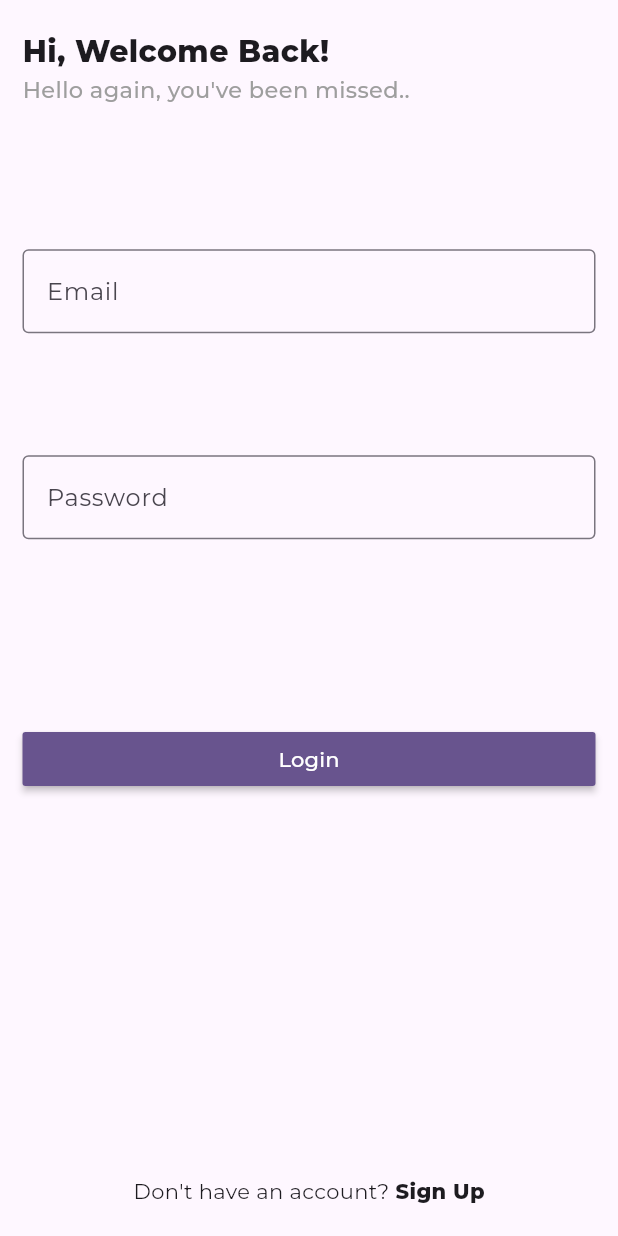
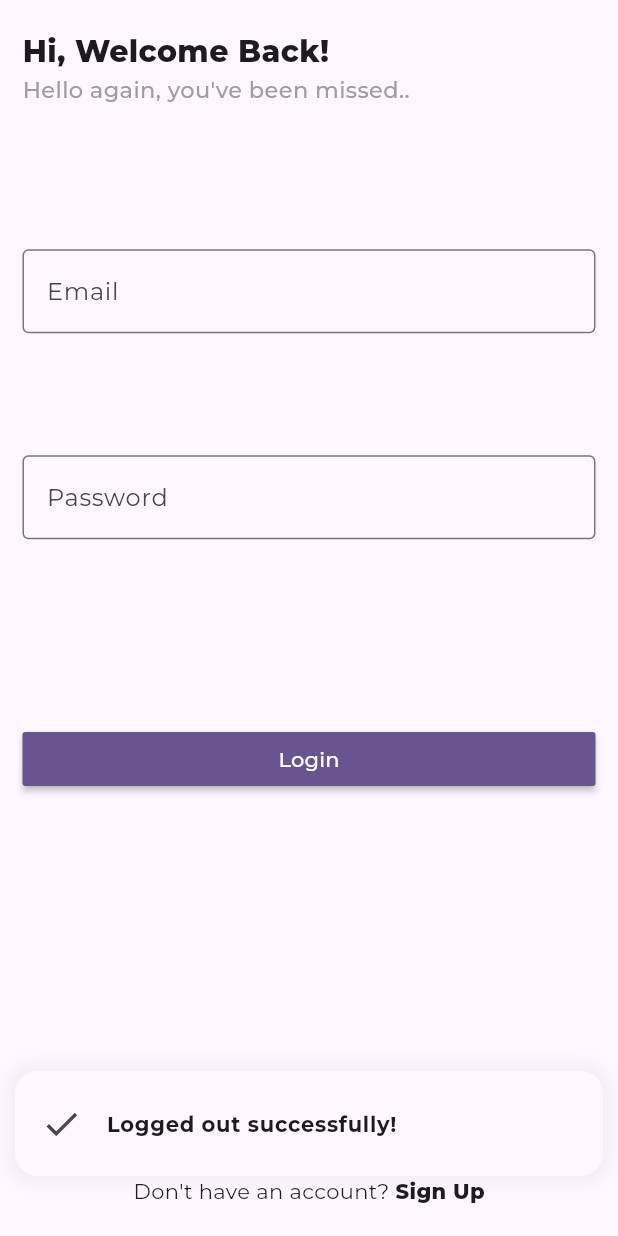
Before and after one commit to umrhsn/flutter_chat_app, a Flutter app: the HomePage screen opened by its route, after a tap on the "logout" icon, on a phone screen of 412 x 824 dp. Run offline on Flutter 3.47's test engine with Material 3 defaults, Android fonts, the phone set to English and light mode, and no system bars; drawn by our look-alikes of delightful_toast; our stand-ins replace firebase_auth, firebase_core, get_it, google_fonts; accounts and stored records are empty.

Commit message:
added alert service

```diff
--- a/lib/pages/home_page.dart
+++ b/lib/pages/home_page.dart
@@ -1,4 +1,5 @@
 import 'package:flutter/material.dart';
+import 'package:flutter_chat_app/services/alert_service.dart';
 import 'package:flutter_chat_app/services/auth_service.dart';
 import 'package:flutter_chat_app/services/navigation_service.dart';
 import 'package:get_it/get_it.dart';
@@ -15,12 +16,14 @@ class _HomePageState extends State<HomePage> {
 
   late AuthService _authService;
   late NavigationService _navigationService;
+  late AlertService _alertService;
 
   @override
   void initState() {
     super.initState();
     _authService = _getIt.get<AuthService>();
     _navigationService = _getIt.get<NavigationService>();
+    _alertService = _getIt.get<AlertService>();
   }
 
   @override
@@ -35,6 +38,10 @@ class _HomePageState extends State<HomePage> {
             onPressed: () async {
               bool result = await _authService.logout();
               if (result) {
+                _alertService.showToast(
+                  text: 'Logged out successfully!',
+                  icon: Icons.check,
+                );
                 _navigationService.pushReplacementNamed('/login');
               }
             },
--- a/lib/pages/login_page.dart
+++ b/lib/pages/login_page.dart
@@ -1,5 +1,6 @@
 import 'package:flutter/material.dart';
 import 'package:flutter_chat_app/const.dart';
+import 'package:flutter_chat_app/services/alert_service.dart';
 import 'package:flutter_chat_app/services/auth_service.dart';
 import 'package:flutter_chat_app/services/navigation_service.dart';
 import 'package:flutter_chat_app/widgets/custom_form_field.dart';
@@ -18,6 +19,7 @@ class _LoginPageState extends State<LoginPage> {
 
   late AuthService _authService;
   late NavigationService _navigationService;
+  late AlertService _alertService;
 
   String? email, password;
 
@@ -26,6 +28,7 @@ class _LoginPageState extends State<LoginPage> {
     super.initState();
     _authService = _getIt.get<AuthService>();
     _navigationService = _getIt.get<NavigationService>();
+    _alertService = _getIt.get<AlertService>();
   }
 
   @override
@@ -132,7 +135,12 @@ class _LoginPageState extends State<LoginPage> {
             debugPrint('$result');
             if (result) {
               _navigationService.pushReplacementNamed('/home');
-            } else {}
+            } else {
+              _alertService.showToast(
+                text: 'Failed to login. Please try again!',
+                icon: Icons.error,
+              );
+            }
           }
         },
         color: Theme.of(context).colorScheme.primary,
--- /dev/null
+++ b/lib/services/alert_service.dart
@@ -0,0 +1,46 @@
+import 'package:delightful_toast/delight_toast.dart';
+import 'package:delightful_toast/toast/components/toast_card.dart';
+import 'package:delightful_toast/toast/utils/enums.dart';
+import 'package:flutter/cupertino.dart';
+import 'package:flutter/material.dart';
+import 'package:flutter_chat_app/services/navigation_service.dart';
+import 'package:get_it/get_it.dart';
+
+class AlertService {
+  final GetIt _getIt = GetIt.instance;
+
+  late NavigationService _navigationService;
+
+  AlertService() {
+    _navigationService = _getIt.get<NavigationService>();
+  }
+
+  void showToast({
+    required String text,
+    IconData icon = Icons.info,
+  }) {
+    try {
+      DelightToastBar(
+        autoDismiss: true,
+        position: DelightSnackbarPosition.bottom,
+        builder: (context) {
+          return ToastCard(
+            leading: Icon(
+              icon,
+              size: 28,
+            ),
+            title: Text(
+              text,
+              style: TextStyle(
+                fontWeight: FontWeight.w700,
+                fontSize: 14,
+              ),
+            ),
+          );
+        },
+      ).show(_navigationService.navigatorKey!.currentContext!);
+    } catch (e) {
+      debugPrint('$e');
+    }
+  }
+}
--- a/lib/utils.dart
+++ b/lib/utils.dart
@@ -1,5 +1,6 @@
 import 'package:firebase_core/firebase_core.dart';
 import 'package:flutter_chat_app/firebase_options.dart';
+import 'package:flutter_chat_app/services/alert_service.dart';
 import 'package:flutter_chat_app/services/auth_service.dart';
 import 'package:flutter_chat_app/services/navigation_service.dart';
 import 'package:get_it/get_it.dart';
@@ -18,4 +19,7 @@ Future<void> registerServices() async {
   getIt.registerSingleton<NavigationService>(
     NavigationService(),
   );
+  getIt.registerSingleton<AlertService>(
+    AlertService(),
+  );
 }
```
